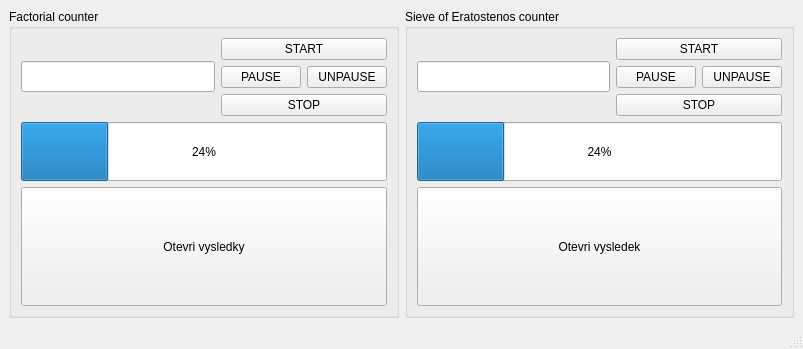
This is mainwindow.ui in filipmiskarik/multithrads as Qt 5 draws it before an edit. The edited form follows.
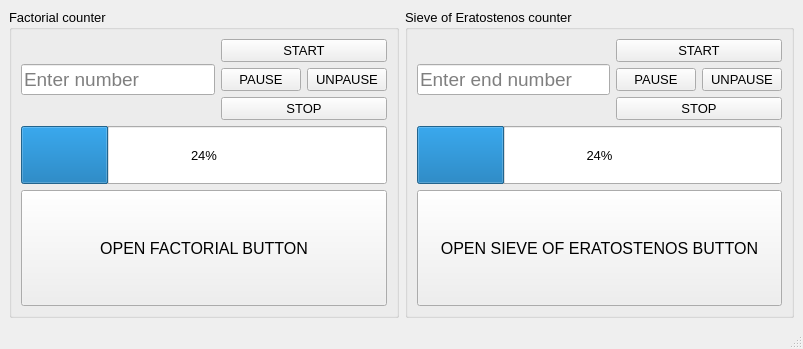
This is the edited form.

Commit message: Finished renaming. Placeholders added.

```diff
--- a/mainwindow.ui
+++ b/mainwindow.ui
@@ -25,6 +25,11 @@
      <layout class="QGridLayout" name="gridLayout_3">
       <item row="0" column="1">
        <widget class="QGroupBox" name="groupBox_2">
+        <property name="font">
+         <font>
+          <pointsize>10</pointsize>
+         </font>
+        </property>
         <property name="title">
          <string>Sieve of Eratostenos counter</string>
         </property>
@@ -59,6 +64,9 @@
                <pointsize>14</pointsize>
               </font>
              </property>
+             <property name="placeholderText">
+              <string>Enter end number</string>
+             </property>
             </widget>
            </item>
            <item row="2" column="1" colspan="2">
@@ -76,8 +84,15 @@
                <verstretch>0</verstretch>
               </sizepolicy>
              </property>
+             <property name="font">
+              <font>
+               <pointsize>12</pointsize>
+               <weight>50</weight>
+               <bold>false</bold>
+              </font>
+             </property>
              <property name="text">
-              <string>Otevri vysledek</string>
+              <string>OPEN SIEVE OF ERATOSTENOS BUTTON</string>
              </property>
             </widget>
            </item>
@@ -113,6 +128,11 @@
           <height>0</height>
          </size>
         </property>
+        <property name="font">
+         <font>
+          <pointsize>10</pointsize>
+         </font>
+        </property>
         <property name="title">
          <string>Factorial counter</string>
         </property>
@@ -140,6 +160,9 @@
                <pointsize>14</pointsize>
               </font>
              </property>
+             <property name="placeholderText">
+              <string>Enter number</string>
+             </property>
             </widget>
            </item>
            <item row="1" column="1">
@@ -177,8 +200,15 @@
                <verstretch>0</verstretch>
               </sizepolicy>
              </property>
+             <property name="font">
+              <font>
+               <pointsize>12</pointsize>
+               <italic>false</italic>
+               <strikeout>false</strikeout>
+              </font>
+             </property>
              <property name="text">
-              <string>Otevri vysledky</string>
+              <string>OPEN FACTORIAL BUTTON</string>
              </property>
             </widget>
            </item>
```
Left out of the diff: 28 changed lines with no effect on the pictures.
